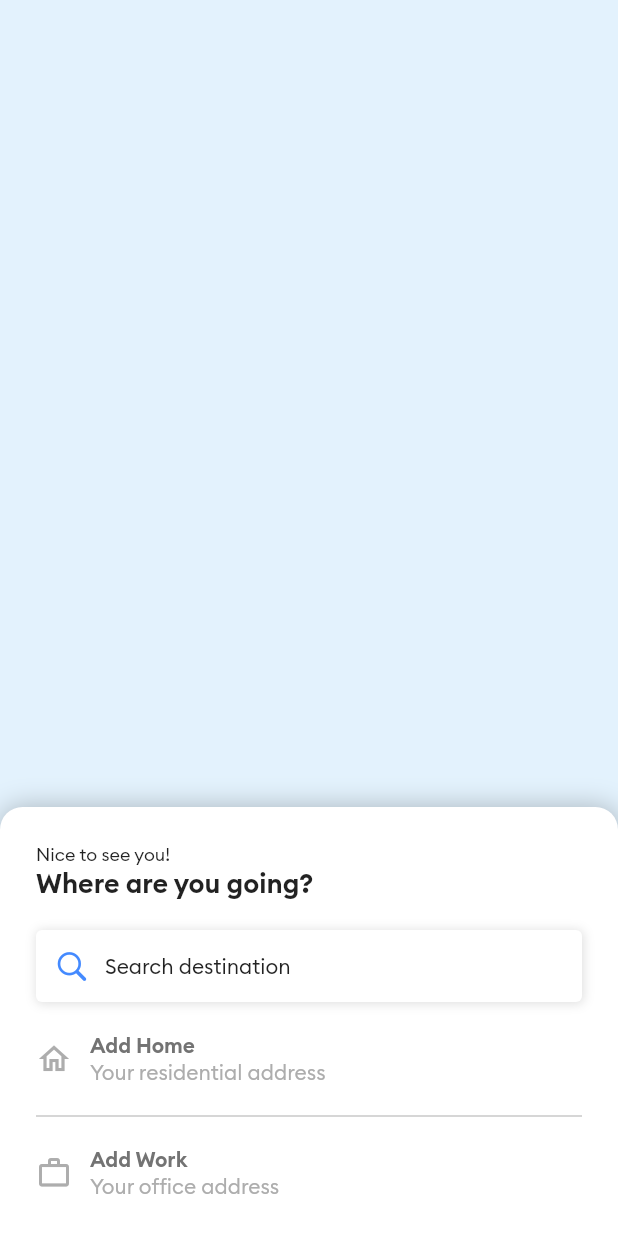
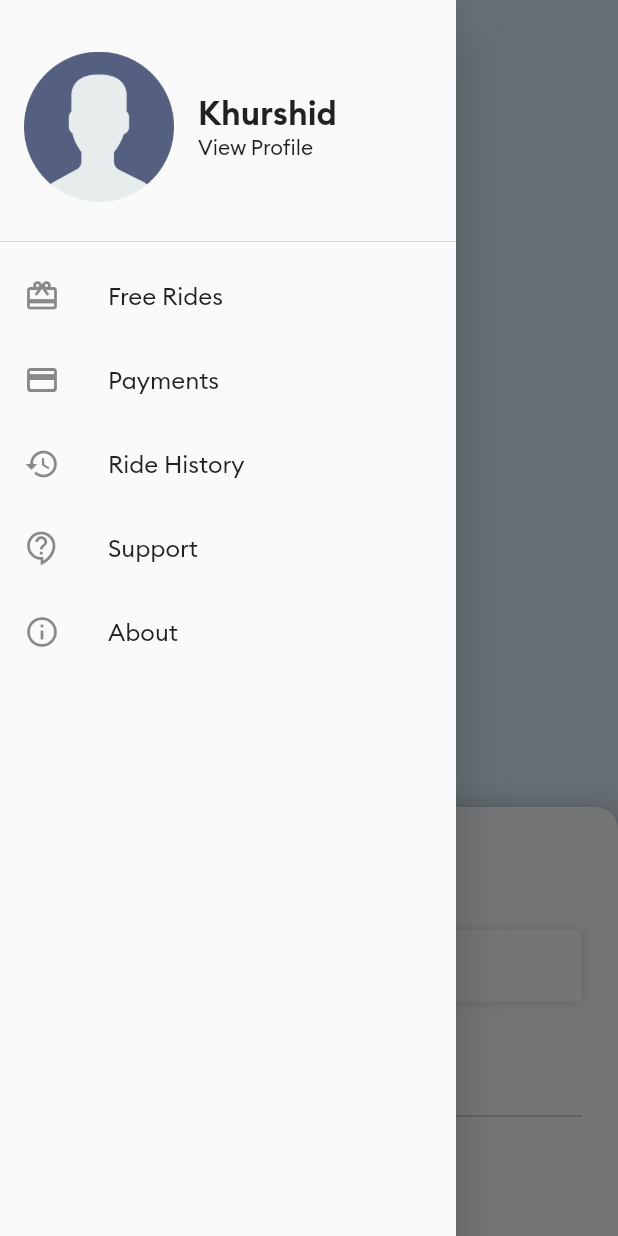
Before and after one commit to Khurshidddbek/taxigo, a Flutter app: the MainPage screen opened by its route, with the side drawer open (before the commit the screen has no drawer), on a phone screen of 412 x 824 dp. Run offline on Flutter 3.47's test engine with Material 2 defaults, Android fonts, the phone set to English and light mode, and no system bars; our stand-ins replace firebase_auth, firebase_core, firebase_database, flutter_svg, internet_connection_checker; accounts and stored records are empty.

Commit message:
Created Drawer Menu UI mockup

```diff
--- a/lib/screens/main_page.dart
+++ b/lib/screens/main_page.dart
@@ -4,17 +4,130 @@ import 'package:taxigo/brand_colors.dart';
 
 class MainPage extends StatelessWidget {
   static const String id = "main";
+  final GlobalKey<ScaffoldState> _scaffoldKey = GlobalKey<ScaffoldState>();
 
-  const MainPage({super.key});
+  MainPage({super.key});
 
   @override
   Widget build(BuildContext context) {
     return Scaffold(
+      key: _scaffoldKey,
+      drawer: Drawer(
+        child: Column(
+          children: [
+            DrawerHeader(
+              child: Row(
+                children: [
+                  Image.asset(
+                    "assets/images/user_icon.png",
+                    height: 100,
+                  ),
+                  const SizedBox(width: 16),
+                  Column(
+                    mainAxisAlignment: MainAxisAlignment.center,
+                    crossAxisAlignment: CrossAxisAlignment.start,
+                    children: const [
+                      // #username
+                      Text(
+                        "Khurshid",
+                        style: TextStyle(
+                          fontSize: 22,
+                          fontFamily: "Brand-Bold",
+                        ),
+                      ),
+
+                      Text("View Profile"),
+                    ],
+                  ),
+                ],
+              ),
+            ),
+
+            // #1
+            ListTile(
+              leading: const Icon(Icons.card_giftcard_outlined),
+              title: const Text(
+                "Free Rides",
+                style: TextStyle(fontSize: 16),
+              ),
+              onTap: () {},
+            ),
+
+            // #2
+            ListTile(
+              leading: const Icon(Icons.credit_card_rounded),
+              title: const Text(
+                "Payments",
+                style: TextStyle(fontSize: 16),
+              ),
+              onTap: () {},
+            ),
+
+            // #3
+            ListTile(
+              leading: const Icon(Icons.history_outlined),
+              title: const Text(
+                "Ride History",
+                style: TextStyle(fontSize: 16),
+              ),
+              onTap: () {},
+            ),
+
+            // #4
+            ListTile(
+              leading: const Icon(Icons.contact_support_outlined),
+              title: const Text(
+                "Support",
+                style: TextStyle(fontSize: 16),
+              ),
+              onTap: () {},
+            ),
+
+            // #5
+            ListTile(
+              leading: const Icon(Icons.info_outline),
+              title: const Text(
+                "About",
+                style: TextStyle(fontSize: 16),
+              ),
+              onTap: () {},
+            ),
+          ],
+        ),
+      ),
       body: Stack(
         children: [
           // #map
           Container(
             color: Colors.blue[50],
+          ),
+
+          // #drawer call button
+          Positioned(
+            top: 20,
+            left: 20,
+            child: SafeArea(
+              child: GestureDetector(
+                onTap: () => _scaffoldKey.currentState?.openDrawer(),
+                child: const DecoratedBox(
+                  decoration: BoxDecoration(
+                    shape: BoxShape.circle,
+                    boxShadow: [
+                      BoxShadow(
+                        color: Colors.black26,
+                        blurRadius: 5,
+                        spreadRadius: .5,
+                        offset: Offset(.7, .7),
+                      ),
+                    ],
+                  ),
+                  child: CircleAvatar(
+                    backgroundColor: Colors.white,
+                    child: Icon(Icons.menu, color: Colors.black87),
+                  ),
+                ),
+              ),
+            ),
           ),
 
           // #bottomsheet
```
